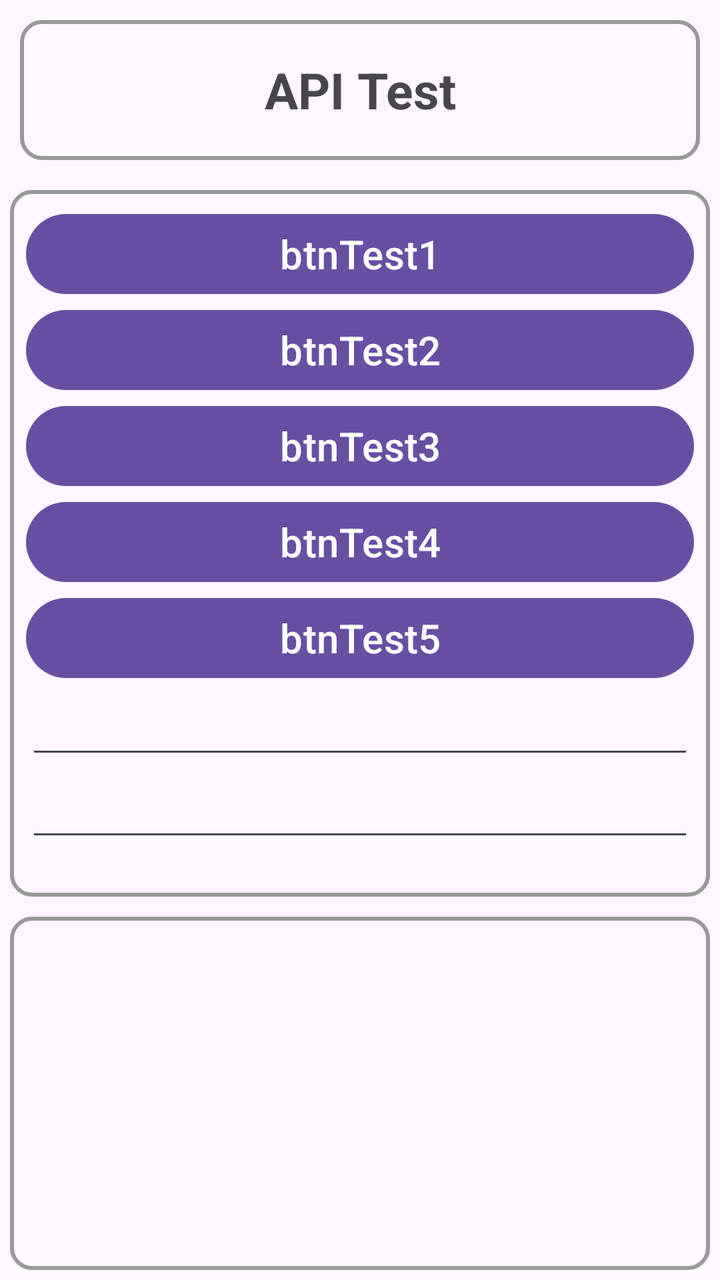
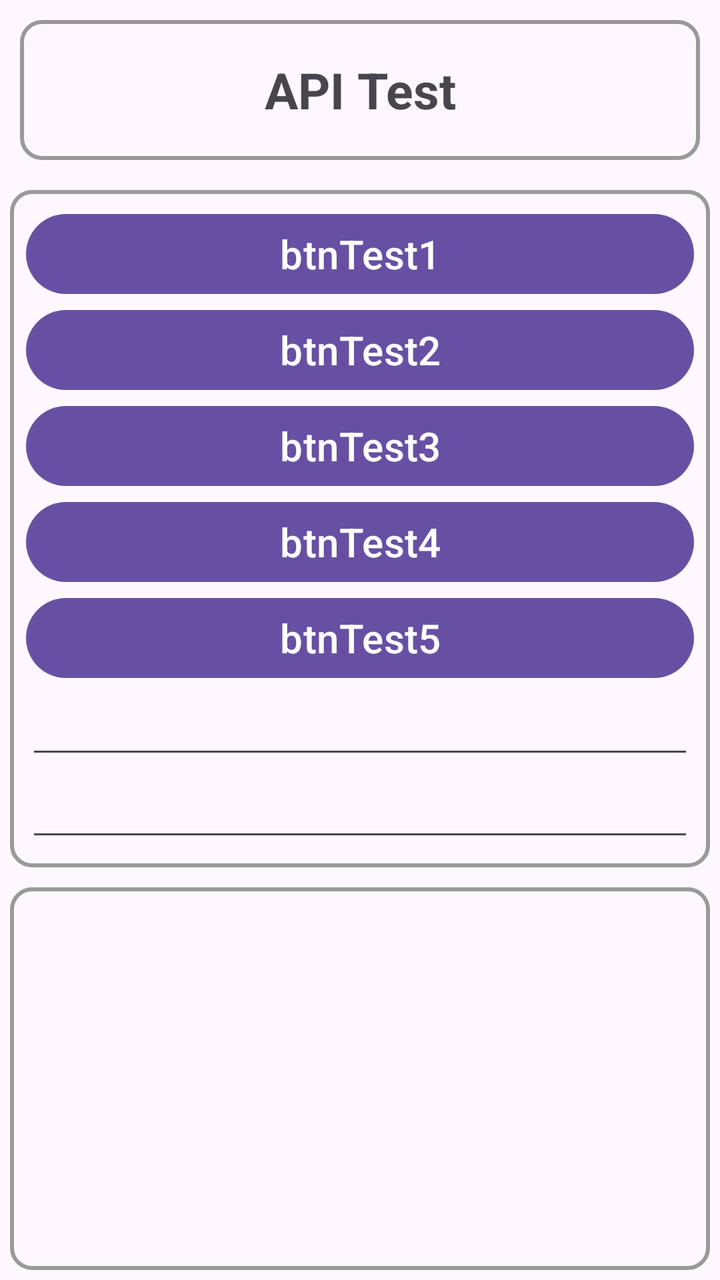

Compare the two renders of this Android layout. The source of the first and the diff that turns it into the second are given below.
<!-- AndroidManifest.xml: application theme Theme.POSGeneralSDKDemo -->
<!-- res/layout/activity_api_test.xml -->
<?xml version="1.0" encoding="utf-8"?>
<LinearLayout xmlns:android="http://schemas.android.com/apk/res/android"
    xmlns:app="http://schemas.android.com/apk/res-auto"
    xmlns:tools="http://schemas.android.com/tools"
    android:id="@+id/main"
    android:layout_width="match_parent"
    android:layout_height="match_parent"
    android:orientation="vertical">


    <TextView
        android:id="@+id/tvPrinterTitle"
        android:layout_width="match_parent"
        android:layout_height="70dp"
        android:textSize="25dp"
        android:text="API Test"
        android:gravity="center"
        android:textStyle="bold"
        android:layout_margin="10sp"
        android:background="@drawable/border"
        android:visibility="visible"/>



    <ScrollView
        android:layout_width="match_parent"
        android:layout_height="0dp"
        android:layout_weight="2"
        android:layout_margin="5dp"

        android:background="@drawable/border">

        <LinearLayout
            android:layout_width="match_parent"
            android:layout_height="wrap_content"
            android:layout_margin="5dp"
            android:orientation="vertical">

            <Button
                android:id="@+id/btnTest1"
                android:layout_width="match_parent"
                android:layout_height="wrap_content"
                android:text="btnTest1"
                android:textSize="20sp"/>

            <Button
                android:id="@+id/btnTest2"
                android:layout_width="match_parent"
                android:layout_height="wrap_content"
                android:text="btnTest2"
                android:textSize="20sp"/>

            <Button
                android:id="@+id/btnTest3"
                android:layout_width="match_parent"
                android:layout_height="wrap_content"
                android:text="btnTest3"
                android:textSize="20sp"/>

            <Button
                android:id="@+id/btnTest4"
                android:layout_width="match_parent"
                android:layout_height="wrap_content"
                android:text="btnTest4"
                android:textSize="20sp"/>

            <Button
                android:id="@+id/btnTest5"
                android:layout_width="match_parent"
                android:layout_height="wrap_content"
                android:text="btnTest5"
                android:textSize="20sp"/>

            <EditText
                android:id="@+id/etTest1"
                android:layout_width="match_parent"
                android:layout_height="wrap_content"
                android:singleLine="true"
                android:imeOptions="actionNext"
                />

            <EditText
                android:id="@+id/etTest2"
                android:layout_width="match_parent"
                android:layout_height="wrap_content"/>

        </LinearLayout>

    </ScrollView>

    <ScrollView
        android:layout_width="match_parent"
        android:layout_height="0dp"
        android:layout_weight="1"
        android:background="@drawable/border"
        android:layout_margin="5dp"
        android:padding="10dp">


        <TextView
            android:id="@+id/tvResult"
            android:layout_width="match_parent"
            android:layout_height="wrap_content"
            android:textSize="17sp"/>

    </ScrollView>


</LinearLayout>
<!-- resources referenced by this layout -->
<resources>
  <!-- drawable border (drawable) -->
  <?xml version="1.0" encoding="utf-8"?>
  <shape xmlns:android="http://schemas.android.com/apk/res/android">
  
      <stroke android:width="2dp" android:color="#999999"/>
      <padding android:bottom="3dp" android:left="3dp" android:right="3dp" android:top="3dp"/>
      <corners android:radius="10dp"/>
  
  </shape>
  <style name="Theme.POSGeneralSDKDemo" parent="Base.Theme.POSGeneralSDKDemo" />
  <style name="Base.Theme.POSGeneralSDKDemo" parent="Theme.Material3.DayNight.NoActionBar">
          
          
      </style>
</resources>

<!-- the commit's change to res/layout/activity_api_test.xml (unified diff, before → after) -->
@@ -24,8 +24,8 @@
 
     <ScrollView
         android:layout_width="match_parent"
-        android:layout_height="0dp"
-        android:layout_weight="2"
+        android:layout_height="wrap_content"
+
         android:layout_margin="5dp"
 
         android:background="@drawable/border">
